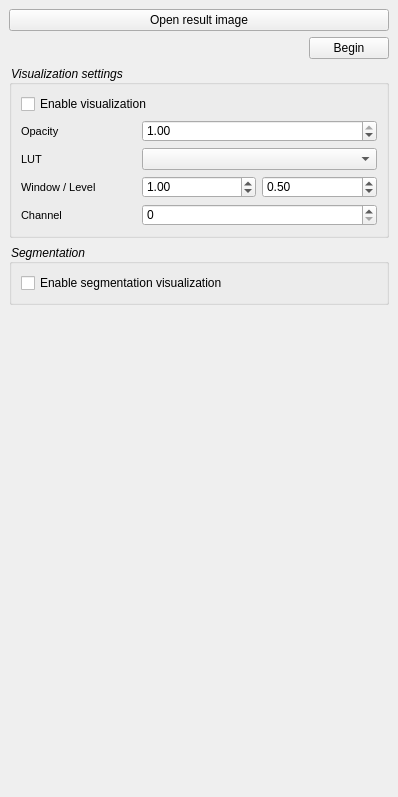
The window that ASAP/visualization/resources/VisualizationWorkstationExtensionPlugin.ui (evanry/pathUI) describes before a commit, drawn with Qt 5.
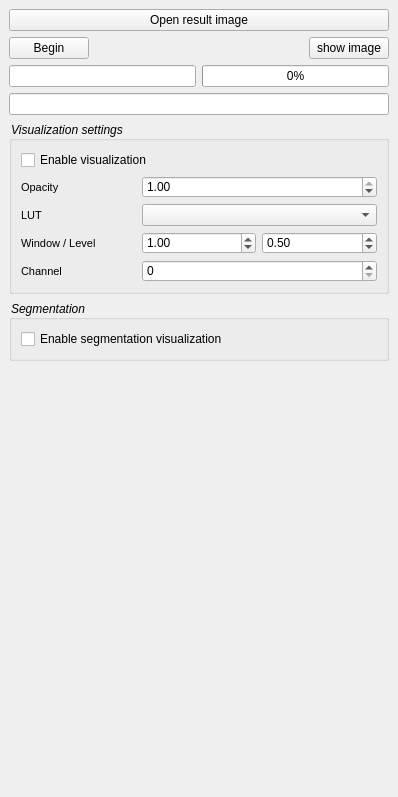
The same window after the commit.

```diff
--- a/ASAP/visualization/resources/VisualizationWorkstationExtensionPlugin.ui
+++ b/ASAP/visualization/resources/VisualizationWorkstationExtensionPlugin.ui
@@ -45,8 +45,8 @@
     <rect>
      <x>0</x>
      <y>0</y>
-     <width>440</width>
-     <height>776</height>
+     <width>398</width>
+     <height>797</height>
     </rect>
    </property>
    <property name="sizePolicy">
@@ -65,6 +65,13 @@
     </item>
     <item>
      <layout class="QHBoxLayout" name="horizontalLayout">
+      <item>
+       <widget class="QPushButton" name="BeginPushButton">
+        <property name="text">
+         <string>Begin</string>
+        </property>
+       </widget>
+      </item>
       <item>
        <spacer name="horizontalSpacer">
         <property name="orientation">
@@ -79,14 +86,31 @@
        </spacer>
       </item>
       <item>
-       <widget class="QPushButton" name="BeginPushButton">
+       <widget class="QPushButton" name="showpushButton">
         <property name="text">
-         <string>Begin</string>
+         <string>show image</string>
         </property>
        </widget>
       </item>
      </layout>
     </item>
+    <item>
+     <layout class="QHBoxLayout" name="horizontalLayout_2">
+      <item>
+       <widget class="QLineEdit" name="lineEdit"/>
+      </item>
+      <item>
+       <widget class="QProgressBar" name="progressBar">
+        <property name="value">
+         <number>0</number>
+        </property>
+       </widget>
+      </item>
+     </layout>
+    </item>
+    <item>
+     <widget class="QLineEdit" name="lineEdit_2"/>
+    </item>
     <item>
      <widget class="QGroupBox" name="VisualizationGroupBox">
       <property name="title">
```
